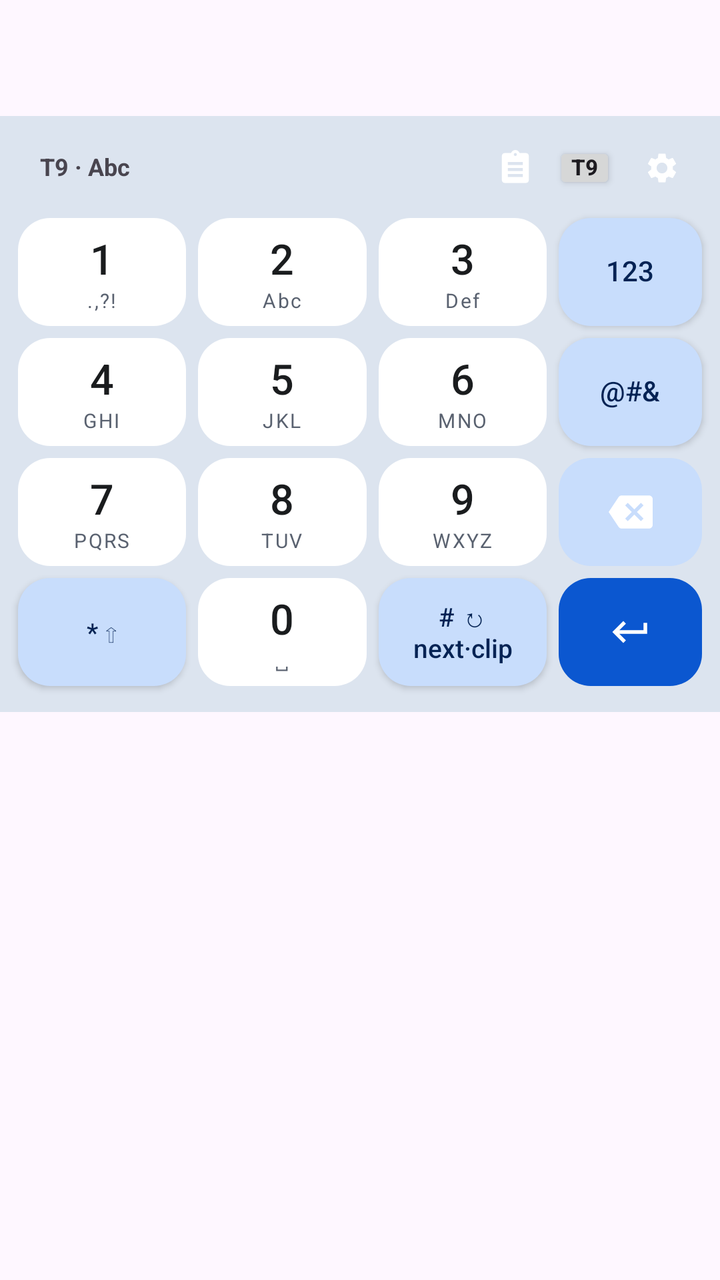
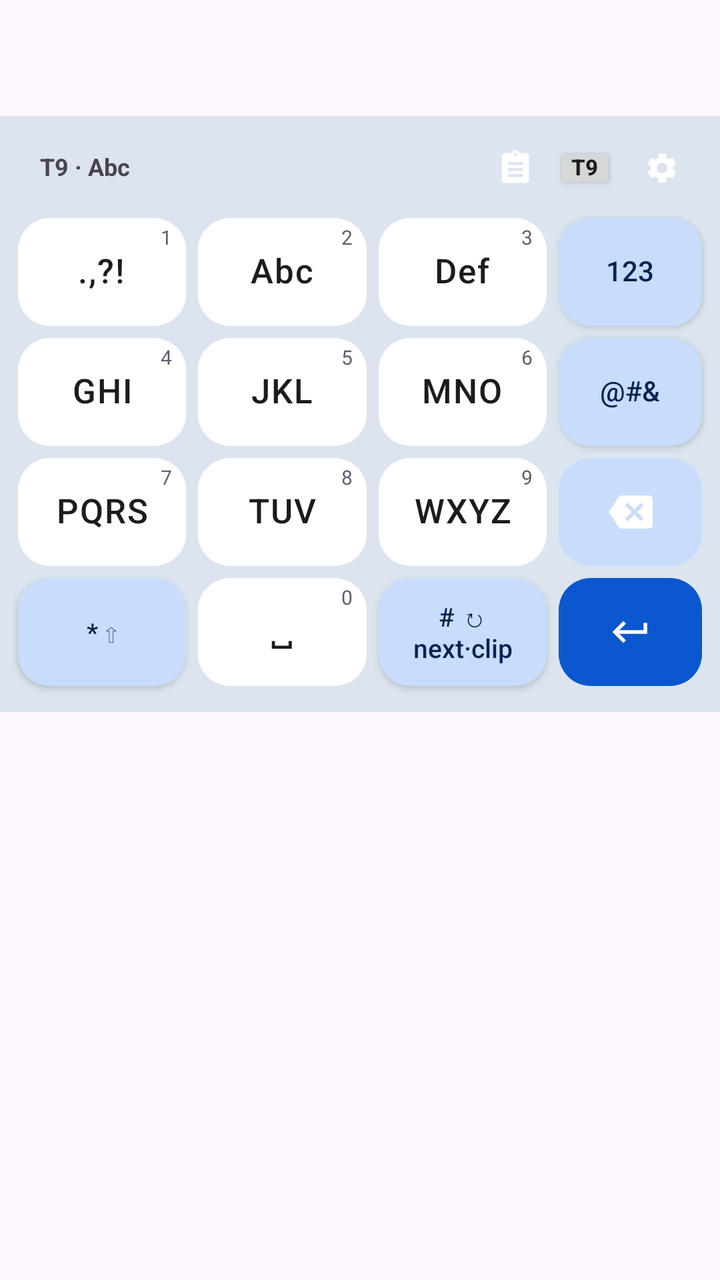

An Android layout rendered at two revisions. The XML below is the earlier revision; the diff shows what the commit changed to produce the second picture.
<!-- AndroidManifest.xml: application theme Theme.Material3.DayNight.NoActionBar -->
<!-- res/layout/keyboard_t9_numpad.xml -->
<?xml version="1.0" encoding="utf-8"?>
<FrameLayout xmlns:android="http://schemas.android.com/apk/res/android"
    android:id="@+id/ime_root_frame"
    android:layout_width="match_parent"
    android:layout_height="wrap_content"
    android:background="@android:color/transparent"
    android:clipChildren="false"
    android:clipToPadding="false">

    <FrameLayout
        android:id="@+id/ime_tray_wrapper"
        android:layout_width="match_parent"
        android:layout_height="wrap_content"
        android:layout_marginTop="58dp"
        android:background="@android:color/transparent"
        android:clipChildren="false"
        android:clipToPadding="false">

        
        <View
            android:id="@+id/nav_corner_backdrop"
            android:layout_width="match_parent"
            android:layout_height="24dp"
            android:layout_gravity="bottom"
            android:background="#000000" />

        <LinearLayout
            android:id="@+id/keyboard_tray"
            android:layout_width="match_parent"
            android:layout_height="wrap_content"
            android:background="@color/md_theme_surfaceContainer"
            android:clipChildren="false"
            android:clipToPadding="false"
            android:orientation="vertical"
            android:paddingHorizontal="6dp"
            android:paddingTop="4dp"
            android:paddingBottom="10dp">

        
        <LinearLayout
            android:id="@+id/strip_bar"
            android:layout_width="match_parent"
            android:layout_height="44dp"
            android:clipChildren="true"
            android:clipToPadding="true"
            android:gravity="center_vertical"
            android:paddingHorizontal="4dp"
            android:orientation="horizontal">

            <TextView
                android:id="@+id/case_badge"
                android:layout_width="wrap_content"
                android:layout_height="28dp"
                android:layout_marginEnd="6dp"
                android:gravity="center"
                android:includeFontPadding="false"
                android:paddingHorizontal="10dp"
                android:text="T9 · Abc"
                android:textSize="12sp"
                android:textStyle="bold" />

            <HorizontalScrollView
                android:id="@+id/candidate_scroll"
                android:layout_width="0dp"
                android:layout_height="match_parent"
                android:layout_weight="1"
                android:clipChildren="true"
                android:clipToPadding="true"
                android:fadingEdgeLength="10dp"
                android:requiresFadingEdge="horizontal"
                android:scrollbars="none">

                <LinearLayout
                    android:id="@+id/candidate_container"
                    android:layout_width="wrap_content"
                    android:layout_height="match_parent"
                    android:gravity="center_vertical"
                    android:orientation="horizontal"
                    android:paddingHorizontal="4dp" />
            </HorizontalScrollView>

            <androidx.appcompat.widget.AppCompatImageButton
                android:id="@+id/btn_clipboard"
                style="@style/NumpadStripImageButton"
                android:contentDescription="Clipboard History"
                android:src="@drawable/ic_clipboard" />

            <androidx.appcompat.widget.AppCompatButton
                android:id="@+id/btn_toggle_t9"
                android:layout_width="wrap_content"
                android:layout_height="26dp"
                android:layout_marginEnd="4dp"
                android:gravity="center"
                android:includeFontPadding="false"
                android:minWidth="0dp"
                android:minHeight="0dp"
                android:paddingHorizontal="9dp"
                android:paddingVertical="0dp"
                android:text="T9"
                android:textAllCaps="false"
                android:textSize="11sp"
                android:textStyle="bold" />

            <androidx.appcompat.widget.AppCompatImageButton
                android:id="@+id/btn_ime_settings"
                style="@style/NumpadStripImageButton"
                android:contentDescription="IME Settings"
                android:src="@drawable/ic_settings" />
        </LinearLayout>

        
        <GridLayout
            android:id="@+id/numpad_grid"
            android:layout_width="match_parent"
            android:layout_height="wrap_content"
            android:alignmentMode="alignBounds"
            android:clipChildren="false"
            android:clipToPadding="false"
            android:columnCount="4"
            android:rowCount="4"
            android:useDefaultMargins="false">

            
            <LinearLayout android:id="@+id/key_1" style="@style/NumpadKey">
                <TextView style="@style/NumpadDigit" android:text="1" />
                <TextView style="@style/NumpadLetters" android:text=".,?!" />
            </LinearLayout>

            <LinearLayout android:id="@+id/key_2" style="@style/NumpadKey">
                <TextView style="@style/NumpadDigit" android:text="2" />
                <TextView style="@style/NumpadLetters" android:text="Abc" />
            </LinearLayout>

            <LinearLayout android:id="@+id/key_3" style="@style/NumpadKey">
                <TextView style="@style/NumpadDigit" android:text="3" />
                <TextView style="@style/NumpadLetters" android:text="Def" />
            </LinearLayout>

            <androidx.appcompat.widget.AppCompatButton android:id="@+id/key_mode" style="@style/NumpadActionKey" android:text="123" />

            
            <LinearLayout android:id="@+id/key_4" style="@style/NumpadKey">
                <TextView style="@style/NumpadDigit" android:text="4" />
                <TextView style="@style/NumpadLetters" android:text="GHI" />
            </LinearLayout>

            <LinearLayout android:id="@+id/key_5" style="@style/NumpadKey">
                <TextView style="@style/NumpadDigit" android:text="5" />
                <TextView style="@style/NumpadLetters" android:text="JKL" />
            </LinearLayout>

            <LinearLayout android:id="@+id/key_6" style="@style/NumpadKey">
                <TextView style="@style/NumpadDigit" android:text="6" />
                <TextView style="@style/NumpadLetters" android:text="MNO" />
            </LinearLayout>

            <androidx.appcompat.widget.AppCompatButton android:id="@+id/key_sym" style="@style/NumpadActionKey" android:text="@#&amp;" />

            
            <LinearLayout android:id="@+id/key_7" style="@style/NumpadKey">
                <TextView style="@style/NumpadDigit" android:text="7" />
                <TextView style="@style/NumpadLetters" android:text="PQRS" />
            </LinearLayout>

            <LinearLayout android:id="@+id/key_8" style="@style/NumpadKey">
                <TextView style="@style/NumpadDigit" android:text="8" />
                <TextView style="@style/NumpadLetters" android:text="TUV" />
            </LinearLayout>

            <LinearLayout android:id="@+id/key_9" style="@style/NumpadKey">
                <TextView style="@style/NumpadDigit" android:text="9" />
                <TextView style="@style/NumpadLetters" android:text="WXYZ" />
            </LinearLayout>

            <androidx.appcompat.widget.AppCompatImageButton
                android:id="@+id/key_backspace"
                style="@style/NumpadActionImageKey"
                android:contentDescription="Backspace"
                android:src="@drawable/ic_backspace" />

            
            <androidx.appcompat.widget.AppCompatButton android:id="@+id/key_star" style="@style/NumpadSecondaryKey" android:text="* ⇧" />

            <LinearLayout android:id="@+id/key_0" style="@style/NumpadKey">
                <TextView style="@style/NumpadDigit" android:text="0" />
                <TextView style="@style/NumpadLetters" android:text="␣" />
            </LinearLayout>

            <androidx.appcompat.widget.AppCompatButton android:id="@+id/key_hash" style="@style/NumpadSecondaryKey" android:text="# ↻&#10;next·clip" />

            <androidx.appcompat.widget.AppCompatImageButton
                android:id="@+id/key_enter"
                style="@style/NumpadEnterImageKey"
                android:contentDescription="Enter"
                android:src="@drawable/ic_enter_return" />

        </GridLayout>

        
        <LinearLayout
            android:id="@+id/symbols_panel"
            android:layout_width="match_parent"
            android:layout_height="wrap_content"
            android:clipChildren="false"
            android:clipToPadding="false"
            android:orientation="vertical"
            android:visibility="gone">

            <GridLayout
                android:id="@+id/symbols_grid"
                android:layout_width="match_parent"
                android:layout_height="wrap_content"
                android:alignmentMode="alignBounds"
                android:clipChildren="false"
                android:clipToPadding="false"
                android:columnCount="6"
                android:useDefaultMargins="false" />

            <LinearLayout
                android:id="@+id/symbols_footer"
                android:layout_width="match_parent"
                android:layout_height="wrap_content"
                android:orientation="horizontal">

                <androidx.appcompat.widget.AppCompatButton
                    android:id="@+id/btn_sym_back"
                    style="@style/NumpadActionKey"
                    android:layout_width="0dp"
                    android:layout_height="54dp"
                    android:layout_weight="1"
                    android:text="Back" />

                <androidx.appcompat.widget.AppCompatButton
                    android:id="@+id/btn_sym_page"
                    style="@style/NumpadSecondaryKey"
                    android:layout_width="0dp"
                    android:layout_height="54dp"
                    android:layout_weight="1"
                    android:text="Page 1/3" />

                <androidx.appcompat.widget.AppCompatButton
                    android:id="@+id/btn_sym_space"
                    style="@style/NumpadSecondaryKey"
                    android:layout_width="0dp"
                    android:layout_height="54dp"
                    android:layout_weight="1"
                    android:text="Space" />

                <androidx.appcompat.widget.AppCompatImageButton
                    android:id="@+id/btn_sym_backspace"
                    style="@style/NumpadActionImageKey"
                    android:layout_width="0dp"
                    android:layout_height="54dp"
                    android:layout_weight="1"
                    android:contentDescription="Backspace"
                    android:src="@drawable/ic_backspace" />
            </LinearLayout>
        </LinearLayout>

        
        <LinearLayout
            android:id="@+id/clipboard_panel"
            android:layout_width="match_parent"
            android:layout_height="wrap_content"
            android:orientation="vertical"
            android:visibility="gone">

            <ScrollView
                android:id="@+id/clipboard_scroll"
                android:layout_width="match_parent"
                android:layout_height="180dp"
                android:paddingHorizontal="4dp"
                android:paddingTop="4dp"
                android:scrollbars="vertical">

                <LinearLayout
                    android:id="@+id/clipboard_list"
                    android:layout_width="match_parent"
                    android:layout_height="wrap_content"
                    android:orientation="vertical" />
            </ScrollView>

            <LinearLayout
                android:layout_width="match_parent"
                android:layout_height="wrap_content"
                android:orientation="horizontal">

                <androidx.appcompat.widget.AppCompatButton
                    android:id="@+id/btn_clip_back"
                    style="@style/NumpadActionKey"
                    android:layout_width="0dp"
                    android:layout_height="54dp"
                    android:layout_weight="1"
                    android:text="Back" />

                <androidx.appcompat.widget.AppCompatButton
                    android:id="@+id/btn_clip_clear"
                    style="@style/NumpadSecondaryKey"
                    android:layout_width="0dp"
                    android:layout_height="54dp"
                    android:layout_weight="1"
                    android:text="Clear All" />
            </LinearLayout>
        </LinearLayout>
        </LinearLayout>
    </FrameLayout>

    
    <FrameLayout
        android:id="@+id/popup_overlay_layer"
        android:layout_width="match_parent"
        android:layout_height="match_parent"
        android:clickable="false"
        android:clipChildren="false"
        android:clipToPadding="false"
        android:focusable="false" />
</FrameLayout>
<!-- resources referenced by this layout -->
<resources>
  <color name="md_theme_surfaceContainer">#DCE4EF</color>
  <style name="NumpadDigit">
          <item name="android:layout_width">wrap_content</item>
          <item name="android:layout_height">wrap_content</item>
          <item name="android:textColor">@color/md_theme_onSurface</item>
          <item name="android:textSize">21sp</item>
          <item name="android:fontFamily">sans-serif-medium</item>
      </style>
  <style name="NumpadEnterImageKey" parent="NumpadActionImageKey">
          <item name="android:background">@drawable/bg_numpad_enter</item>
      </style>
  <style name="NumpadKey">
          <item name="android:layout_width">0dp</item>
          <item name="android:layout_height">54dp</item>
          <item name="android:layout_columnWeight">1</item>
          <item name="android:layout_gravity">fill_horizontal|center_vertical</item>
          <item name="android:layout_margin">3dp</item>
          <item name="android:background">@drawable/bg_numpad_key</item>
          <item name="android:gravity">center</item>
          <item name="android:orientation">vertical</item>
          <item name="android:clickable">true</item>
          <item name="android:focusable">true</item>
      </style>
  <style name="NumpadLetters">
          <item name="android:layout_width">wrap_content</item>
          <item name="android:layout_height">wrap_content</item>
          <item name="android:textColor">@color/md_theme_onSurfaceVariant</item>
          <item name="android:textSize">10sp</item>
          <item name="android:letterSpacing">0.08</item>
      </style>
  <style name="NumpadSecondaryKey" parent="NumpadActionKey">
          <item name="android:layout_columnWeight">1</item>
          <item name="android:textSize">13sp</item>
      </style>
  <style name="NumpadStripImageButton">
          <item name="android:layout_width">38dp</item>
          <item name="android:layout_height">38dp</item>
          <item name="android:padding">9dp</item>
          <item name="android:scaleType">centerInside</item>
          <item name="android:background">@android:color/transparent</item>
      </style>
  <!-- drawable bg_numpad_action (drawable) -->
  <?xml version="1.0" encoding="utf-8"?>
  <ripple xmlns:android="http://schemas.android.com/apk/res/android"
      android:color="#26041E49">
      <item>
          <shape android:shape="rectangle">
              <solid android:color="@color/md_theme_actionSurface" />
              <corners android:radius="16dp" />
          </shape>
      </item>
  </ripple>
  <color name="md_theme_onPrimaryContainer">#052354</color>
  <color name="md_theme_onSurface">#1A1C1E</color>
  <!-- drawable bg_numpad_enter (drawable) -->
  <?xml version="1.0" encoding="utf-8"?>
  <ripple xmlns:android="http://schemas.android.com/apk/res/android"
      android:color="#40FFFFFF">
      <item>
          <shape android:shape="rectangle">
              <solid android:color="@color/md_theme_primary" />
              <corners android:radius="16dp" />
          </shape>
      </item>
  </ripple>
  <!-- drawable bg_numpad_key (drawable) -->
  <?xml version="1.0" encoding="utf-8"?>
  <ripple xmlns:android="http://schemas.android.com/apk/res/android"
      android:color="#1F0B57D0">
      <item>
          <shape android:shape="rectangle">
              <solid android:color="@color/md_theme_keySurface" />
              <corners android:radius="16dp" />
          </shape>
      </item>
  </ripple>
  <color name="md_theme_onSurfaceVariant">#5A6270</color>
  <color name="md_theme_actionSurface">#C8DDFC</color>
  <color name="md_theme_primary">#0B57D0</color>
  <color name="md_theme_keySurface">#FFFFFF</color>
  <!-- unchanged entries left out for length: 6 -->
</resources>

<!-- the commit's change to res/layout/keyboard_t9_numpad.xml (unified diff, before → after) -->
@@ -121,56 +121,56 @@
             android:useDefaultMargins="false">
 
             
-            <LinearLayout android:id="@+id/key_1" style="@style/NumpadKey">
+            <FrameLayout android:id="@+id/key_1" style="@style/NumpadKey">
                 <TextView style="@style/NumpadDigit" android:text="1" />
                 <TextView style="@style/NumpadLetters" android:text=".,?!" />
-            </LinearLayout>
-
-            <LinearLayout android:id="@+id/key_2" style="@style/NumpadKey">
+            </FrameLayout>
+
+            <FrameLayout android:id="@+id/key_2" style="@style/NumpadKey">
                 <TextView style="@style/NumpadDigit" android:text="2" />
                 <TextView style="@style/NumpadLetters" android:text="Abc" />
-            </LinearLayout>
-
-            <LinearLayout android:id="@+id/key_3" style="@style/NumpadKey">
+            </FrameLayout>
+
+            <FrameLayout android:id="@+id/key_3" style="@style/NumpadKey">
                 <TextView style="@style/NumpadDigit" android:text="3" />
                 <TextView style="@style/NumpadLetters" android:text="Def" />
-            </LinearLayout>
+            </FrameLayout>
 
             <androidx.appcompat.widget.AppCompatButton android:id="@+id/key_mode" style="@style/NumpadActionKey" android:text="123" />
 
             
-            <LinearLayout android:id="@+id/key_4" style="@style/NumpadKey">
+            <FrameLayout android:id="@+id/key_4" style="@style/NumpadKey">
                 <TextView style="@style/NumpadDigit" android:text="4" />
                 <TextView style="@style/NumpadLetters" android:text="GHI" />
-            </LinearLayout>
-
-            <LinearLayout android:id="@+id/key_5" style="@style/NumpadKey">
+            </FrameLayout>
+
+            <FrameLayout android:id="@+id/key_5" style="@style/NumpadKey">
                 <TextView style="@style/NumpadDigit" android:text="5" />
                 <TextView style="@style/NumpadLetters" android:text="JKL" />
-            </LinearLayout>
-
-            <LinearLayout android:id="@+id/key_6" style="@style/NumpadKey">
+            </FrameLayout>
+
+            <FrameLayout android:id="@+id/key_6" style="@style/NumpadKey">
                 <TextView style="@style/NumpadDigit" android:text="6" />
                 <TextView style="@style/NumpadLetters" android:text="MNO" />
-            </LinearLayout>
+            </FrameLayout>
 
             <androidx.appcompat.widget.AppCompatButton android:id="@+id/key_sym" style="@style/NumpadActionKey" android:text="@#&amp;" />
 
             
-            <LinearLayout android:id="@+id/key_7" style="@style/NumpadKey">
+            <FrameLayout android:id="@+id/key_7" style="@style/NumpadKey">
                 <TextView style="@style/NumpadDigit" android:text="7" />
                 <TextView style="@style/NumpadLetters" android:text="PQRS" />
-            </LinearLayout>
-
-            <LinearLayout android:id="@+id/key_8" style="@style/NumpadKey">
+            </FrameLayout>
+
+            <FrameLayout android:id="@+id/key_8" style="@style/NumpadKey">
                 <TextView style="@style/NumpadDigit" android:text="8" />
                 <TextView style="@style/NumpadLetters" android:text="TUV" />
-            </LinearLayout>
-
-            <LinearLayout android:id="@+id/key_9" style="@style/NumpadKey">
+            </FrameLayout>
+
+            <FrameLayout android:id="@+id/key_9" style="@style/NumpadKey">
                 <TextView style="@style/NumpadDigit" android:text="9" />
                 <TextView style="@style/NumpadLetters" android:text="WXYZ" />
-            </LinearLayout>
+            </FrameLayout>
 
             <androidx.appcompat.widget.AppCompatImageButton
                 android:id="@+id/key_backspace"
@@ -181,10 +181,10 @@
             
             <androidx.appcompat.widget.AppCompatButton android:id="@+id/key_star" style="@style/NumpadSecondaryKey" android:text="* ⇧" />
 
-            <LinearLayout android:id="@+id/key_0" style="@style/NumpadKey">
+            <FrameLayout android:id="@+id/key_0" style="@style/NumpadKey">
                 <TextView style="@style/NumpadDigit" android:text="0" />
                 <TextView style="@style/NumpadLetters" android:text="␣" />
-            </LinearLayout>
+            </FrameLayout>
 
             <androidx.appcompat.widget.AppCompatButton android:id="@+id/key_hash" style="@style/NumpadSecondaryKey" android:text="# ↻&#10;next·clip" />
 
<!-- resource entries referenced after the edit -->
@@ -4,9 +4,12 @@
   <style name="NumpadDigit">
           <item name="android:layout_width">wrap_content</item>
           <item name="android:layout_height">wrap_content</item>
-          <item name="android:textColor">@color/md_theme_onSurface</item>
-          <item name="android:textSize">21sp</item>
-          <item name="android:fontFamily">sans-serif-medium</item>
+          <item name="android:layout_gravity">top|end</item>
+          <item name="android:layout_marginTop">4dp</item>
+          <item name="android:layout_marginEnd">7dp</item>
+          <item name="android:includeFontPadding">false</item>
+          <item name="android:textColor">@color/md_theme_onSurfaceVariant</item>
+          <item name="android:textSize">10sp</item>
       </style>
   <style name="NumpadEnterImageKey" parent="NumpadActionImageKey">
           <item name="android:background">@drawable/bg_numpad_enter</item>
@@ -18,17 +21,19 @@
           <item name="android:layout_gravity">fill_horizontal|center_vertical</item>
           <item name="android:layout_margin">3dp</item>
           <item name="android:background">@drawable/bg_numpad_key</item>
-          <item name="android:gravity">center</item>
-          <item name="android:orientation">vertical</item>
           <item name="android:clickable">true</item>
           <item name="android:focusable">true</item>
       </style>
   <style name="NumpadLetters">
           <item name="android:layout_width">wrap_content</item>
           <item name="android:layout_height">wrap_content</item>
-          <item name="android:textColor">@color/md_theme_onSurfaceVariant</item>
-          <item name="android:textSize">10sp</item>
-          <item name="android:letterSpacing">0.08</item>
+          <item name="android:layout_gravity">center</item>
+          <item name="android:gravity">center</item>
+          <item name="android:includeFontPadding">false</item>
+          <item name="android:textColor">@color/md_theme_onSurface</item>
+          <item name="android:textSize">17sp</item>
+          <item name="android:fontFamily">sans-serif-medium</item>
+          <item name="android:letterSpacing">0.04</item>
       </style>
   <style name="NumpadSecondaryKey" parent="NumpadActionKey">
           <item name="android:layout_columnWeight">1</item>
